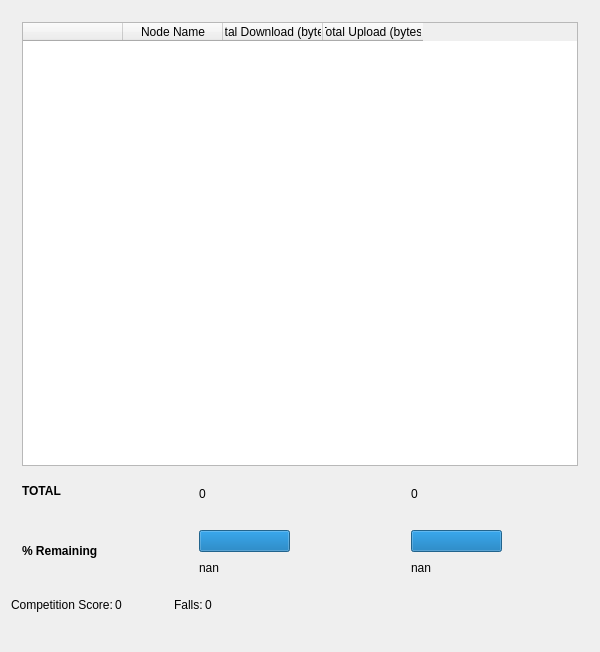
Qt form vigir_ocs_bandwidth_widget/src/ui/bandwidth_widget.ui (team-vigir/vigir_ocs_common) before a commit.
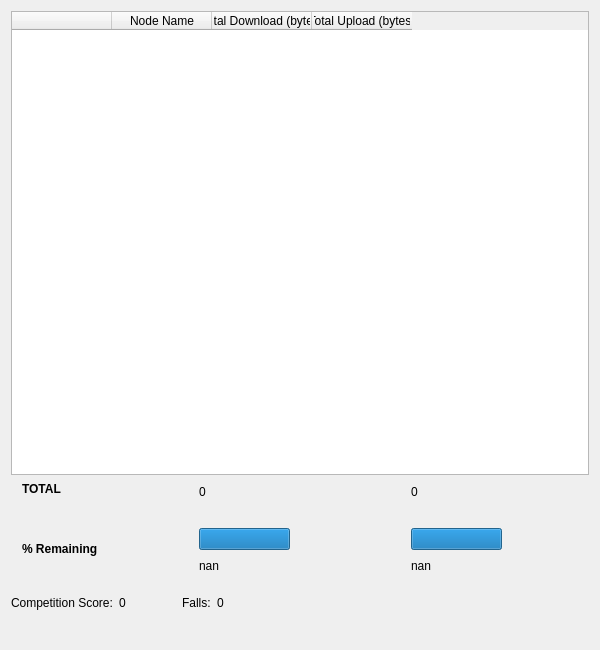
The same form after that commit.

Commit message: Fixed layout bug in bandwidth widget.

Diff of the .ui file:
```diff
--- a/vigir_ocs_bandwidth_widget/src/ui/bandwidth_widget.ui
+++ b/vigir_ocs_bandwidth_widget/src/ui/bandwidth_widget.ui
@@ -7,37 +7,39 @@
     <x>0</x>
     <y>0</y>
     <width>600</width>
-    <height>652</height>
+    <height>650</height>
    </rect>
   </property>
+  <property name="sizePolicy">
+   <sizepolicy hsizetype="MinimumExpanding" vsizetype="Minimum">
+    <horstretch>0</horstretch>
+    <verstretch>0</verstretch>
+   </sizepolicy>
+  </property>
   <property name="minimumSize">
    <size>
-    <width>400</width>
-    <height>200</height>
+    <width>500</width>
+    <height>650</height>
+   </size>
+  </property>
+  <property name="maximumSize">
+   <size>
+    <width>100000</width>
+    <height>1100000</height>
    </size>
   </property>
   <property name="windowTitle">
    <string>BandwidthWidget</string>
   </property>
-  <layout class="QHBoxLayout" name="horizontalLayout_2">
-   <property name="sizeConstraint">
-    <enum>QLayout::SetDefaultConstraint</enum>
-   </property>
-   <item>
-    <widget class="QWidget" name="widget_2" native="true">
-     <layout class="QVBoxLayout" name="verticalLayout">
-      <property name="margin">
-       <number>0</number>
-      </property>
-      <item>
-       <widget class="QWidget" name="widget" native="true">
-        <property name="minimumSize">
-         <size>
-          <width>0</width>
-          <height>400</height>
-         </size>
-        </property>
         <layout class="QVBoxLayout" name="verticalLayout_5">
+   <property name="sizeConstraint">
+    <enum>QLayout::SetDefaultConstraint</enum>
+   </property>
+   <item>
+    <layout class="QVBoxLayout" name="verticalLayout_7">
+     <property name="topMargin">
+      <number>0</number>
+     </property>
          <item>
           <widget class="QTableWidget" name="tableWidget">
            <property name="sizePolicy">
@@ -49,13 +51,13 @@
            <property name="minimumSize">
             <size>
              <width>0</width>
-             <height>425</height>
+         <height>0</height>
             </size>
            </property>
            <property name="maximumSize">
             <size>
              <width>16777215</width>
-             <height>600</height>
+         <height>16777215</height>
             </size>
            </property>
            <property name="alternatingRowColors">
@@ -95,30 +97,18 @@
            </column>
           </widget>
          </item>
-        </layout>
-       </widget>
-      </item>
       <item>
-       <widget class="QWidget" name="widget_8" native="true">
+      <widget class="QWidget" name="horizontalWidget" native="true">
         <property name="sizePolicy">
-         <sizepolicy hsizetype="Preferred" vsizetype="Maximum">
+        <sizepolicy hsizetype="Fixed" vsizetype="Fixed">
           <horstretch>0</horstretch>
           <verstretch>0</verstretch>
          </sizepolicy>
         </property>
-        <property name="maximumSize">
-         <size>
-          <width>688</width>
-          <height>175</height>
-         </size>
-        </property>
-        <layout class="QHBoxLayout" name="horizontalLayout_8">
+       <layout class="QHBoxLayout" name="horizontalLayout">
          <property name="spacing">
           <number>1</number>
          </property>
-         <property name="sizeConstraint">
-          <enum>QLayout::SetMaximumSize</enum>
-         </property>
          <property name="topMargin">
           <number>1</number>
          </property>
@@ -341,13 +331,11 @@
         </layout>
        </widget>
       </item>
+    </layout>
+   </item>
       <item>
-       <widget class="QWidget" name="widget_6" native="true">
-        <layout class="QHBoxLayout" name="horizontalLayout_6">
-         <property name="spacing">
-          <number>2</number>
-         </property>
-         <property name="margin">
+    <layout class="QHBoxLayout" name="horizontalLayout_2">
+     <property name="topMargin">
           <number>0</number>
          </property>
          <item>
@@ -421,15 +409,10 @@
           </spacer>
          </item>
         </layout>
-       </widget>
       </item>
       <item>
-       <widget class="QWidget" name="widget_7" native="true">
-        <layout class="QHBoxLayout" name="horizontalLayout_7">
-         <property name="spacing">
-          <number>2</number>
-         </property>
-         <property name="margin">
+    <layout class="QHBoxLayout" name="horizontalLayout_3">
+     <property name="topMargin">
           <number>0</number>
          </property>
          <item>
@@ -453,10 +436,6 @@
           </spacer>
          </item>
         </layout>
-       </widget>
-      </item>
-     </layout>
-    </widget>
    </item>
   </layout>
  </widget>
```
Lines whose indentation alone changed are shown as unchanged.
